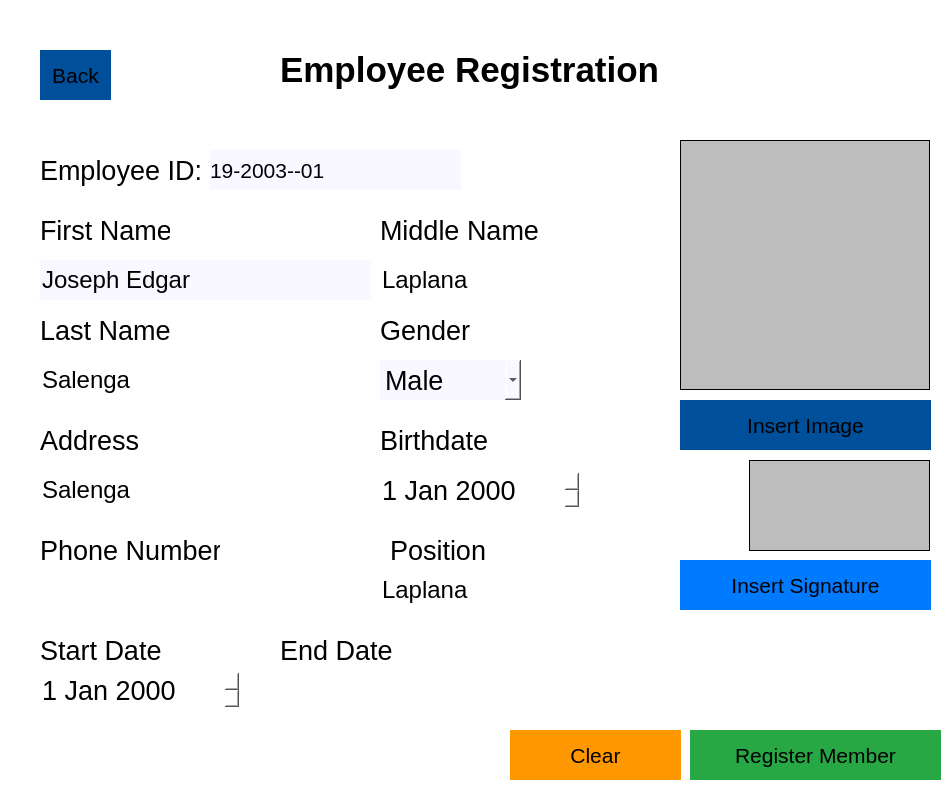
The window that ui/member_registration.ui (Annoying19/Software-Engineer) describes before a commit, drawn with Qt 5.
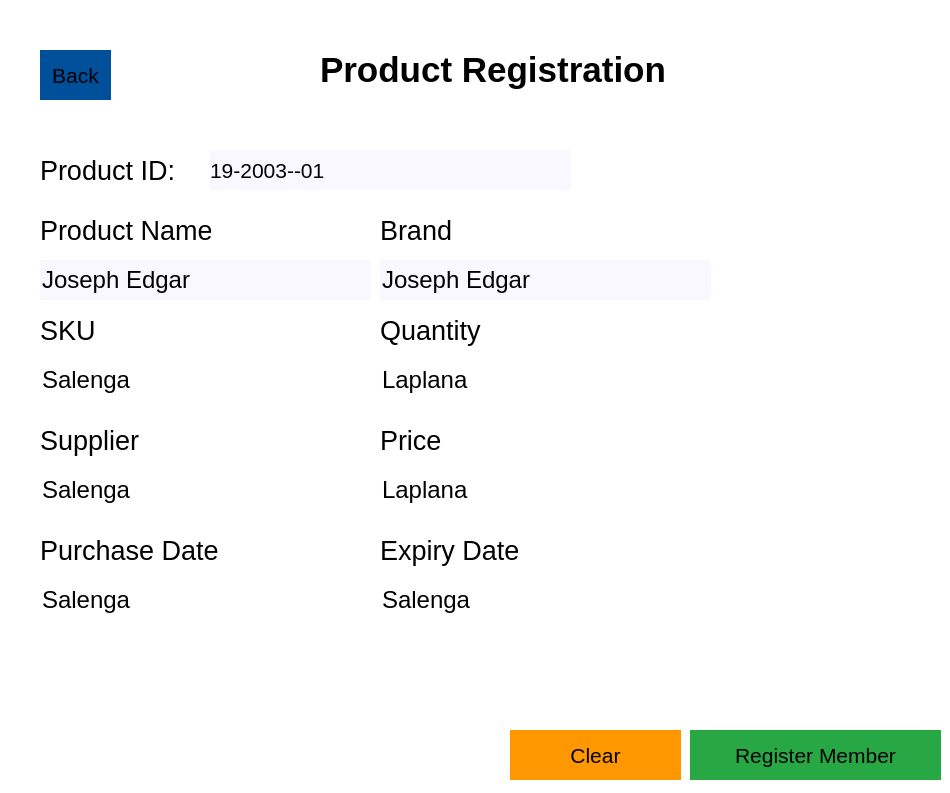
The same window after the commit.

What changed in the file:
```diff
--- a/ui/member_registration.ui
+++ b/ui/member_registration.ui
@@ -7,7 +7,7 @@
     <x>0</x>
     <y>0</y>
     <width>950</width>
-    <height>800</height>
+    <height>793</height>
    </rect>
   </property>
   <property name="font">
@@ -23,52 +23,12 @@
   <property name="styleSheet">
    <string notr="true">background-color: #FFFFFF; border-radius: px</string>
   </property>
-  <widget class="QLabel" name="label_4">
-   <property name="geometry">
-    <rect>
-     <x>680</x>
-     <y>140</y>
-     <width>250</width>
-     <height>250</height>
-    </rect>
-   </property>
-   <property name="styleSheet">
-    <string notr="true">border: 1px solid black; background-color: #BDBDBD</string>
-   </property>
-   <property name="text">
-    <string/>
-   </property>
-  </widget>
-  <widget class="QPushButton" name="insert_image_button">
-   <property name="geometry">
-    <rect>
-     <x>680</x>
-     <y>400</y>
-     <width>251</width>
-     <height>50</height>
-    </rect>
-   </property>
-   <property name="font">
-    <font>
-     <pointsize>16</pointsize>
-     <weight>50</weight>
-     <bold>false</bold>
-     <kerning>true</kerning>
-    </font>
-   </property>
-   <property name="styleSheet">
-    <string notr="true">background-color: #004F9A</string>
-   </property>
-   <property name="text">
-    <string>Insert Image</string>
-   </property>
-  </widget>
   <widget class="QLabel" name="label_8">
    <property name="geometry">
     <rect>
      <x>40</x>
      <y>210</y>
-     <width>130</width>
+     <width>171</width>
      <height>40</height>
     </rect>
    </property>
@@ -80,77 +40,7 @@
     </font>
    </property>
    <property name="text">
-    <string>First Name</string>
-   </property>
-  </widget>
-  <widget class="QComboBox" name="comboBox_2">
-   <property name="geometry">
-    <rect>
-     <x>380</x>
-     <y>360</y>
-     <width>141</width>
-     <height>40</height>
-    </rect>
-   </property>
-   <property name="font">
-    <font>
-     <pointsize>20</pointsize>
-     <weight>50</weight>
-     <bold>false</bold>
-    </font>
-   </property>
-   <property name="styleSheet">
-    <string notr="true">background-color: #F9F7FF</string>
-   </property>
-   <item>
-    <property name="text">
-     <string>Male</string>
-    </property>
-   </item>
-   <item>
-    <property name="text">
-     <string>Female</string>
-    </property>
-   </item>
-  </widget>
-  <widget class="QPushButton" name="insert_image_button_2">
-   <property name="geometry">
-    <rect>
-     <x>680</x>
-     <y>560</y>
-     <width>251</width>
-     <height>50</height>
-    </rect>
-   </property>
-   <property name="font">
-    <font>
-     <pointsize>16</pointsize>
-     <weight>50</weight>
-     <bold>false</bold>
-     <kerning>true</kerning>
-    </font>
-   </property>
-   <property name="styleSheet">
-    <string notr="true">background-color: #007bff</string>
-   </property>
-   <property name="text">
-    <string>Insert Signature</string>
-   </property>
-  </widget>
-  <widget class="QLabel" name="label_13">
-   <property name="geometry">
-    <rect>
-     <x>749</x>
-     <y>460</y>
-     <width>181</width>
-     <height>91</height>
-    </rect>
-   </property>
-   <property name="styleSheet">
-    <string notr="true">border: 1px solid black; background-color: #BDBDBD</string>
-   </property>
-   <property name="text">
-    <string/>
+    <string>Product Name</string>
    </property>
   </widget>
   <widget class="QPushButton" name="insert_image_button_3">
@@ -224,28 +114,11 @@
     <string>Joseph Edgar</string>
    </property>
   </widget>
-  <widget class="QDateEdit" name="dateEdit_6">
-   <property name="geometry">
-    <rect>
-     <x>380</x>
-     <y>470</y>
-     <width>200</width>
-     <height>40</height>
-    </rect>
-   </property>
-   <property name="font">
-    <font>
-     <pointsize>20</pointsize>
-     <weight>50</weight>
-     <bold>false</bold>
-    </font>
-   </property>
-  </widget>
   <widget class="QLabel" name="label_10">
    <property name="geometry">
     <rect>
      <x>380</x>
-     <y>210</y>
+     <y>420</y>
      <width>160</width>
      <height>40</height>
     </rect>
@@ -258,15 +131,15 @@
     </font>
    </property>
    <property name="text">
-    <string>Middle Name</string>
+    <string>Price</string>
    </property>
   </widget>
   <widget class="QLineEdit" name="lineEdit_5">
    <property name="geometry">
     <rect>
      <x>380</x>
-     <y>260</y>
-     <width>281</width>
+     <y>470</y>
+     <width>200</width>
      <height>40</height>
     </rect>
    </property>
@@ -284,9 +157,9 @@
   <widget class="QLabel" name="label_12">
    <property name="geometry">
     <rect>
-     <x>280</x>
+     <x>320</x>
      <y>50</y>
-     <width>401</width>
+     <width>371</width>
      <height>40</height>
     </rect>
    </property>
@@ -302,7 +175,7 @@
     <string notr="true">font: bold</string>
    </property>
    <property name="text">
-    <string>Employee Registration</string>
+    <string>Product Registration</string>
    </property>
   </widget>
   <widget class="QLabel" name="label_14">
@@ -322,7 +195,7 @@
     </font>
    </property>
    <property name="text">
-    <string>Last Name</string>
+    <string>SKU</string>
    </property>
   </widget>
   <widget class="QLineEdit" name="lineEdit_6">
@@ -362,27 +235,7 @@
     </font>
    </property>
    <property name="text">
-    <string>Gender</string>
-   </property>
-  </widget>
-  <widget class="QLabel" name="label_16">
-   <property name="geometry">
-    <rect>
-     <x>380</x>
-     <y>420</y>
-     <width>130</width>
-     <height>40</height>
-    </rect>
-   </property>
-   <property name="font">
-    <font>
-     <pointsize>20</pointsize>
-     <weight>50</weight>
-     <bold>false</bold>
-    </font>
-   </property>
-   <property name="text">
-    <string>Birthdate</string>
+    <string>Quantity</string>
    </property>
   </widget>
   <widget class="QLabel" name="label_17">
@@ -402,104 +255,7 @@
     </font>
    </property>
    <property name="text">
-    <string>Phone Number</string>
-   </property>
-  </widget>
-  <widget class="QLineEdit" name="lineEdit_7">
-   <property name="geometry">
-    <rect>
-     <x>40</x>
-     <y>570</y>
-     <width>330</width>
-     <height>40</height>
-    </rect>
-   </property>
-   <property name="font">
-    <font>
-     <pointsize>18</pointsize>
-     <weight>50</weight>
-     <bold>false</bold>
-    </font>
-   </property>
-   <property name="text">
-    <string/>
-   </property>
-  </widget>
-  <widget class="QLabel" name="label_18">
-   <property name="geometry">
-    <rect>
-     <x>390</x>
-     <y>530</y>
-     <width>210</width>
-     <height>40</height>
-    </rect>
-   </property>
-   <property name="font">
-    <font>
-     <pointsize>20</pointsize>
-     <weight>50</weight>
-     <bold>false</bold>
-    </font>
-   </property>
-   <property name="text">
-    <string>Position</string>
-   </property>
-  </widget>
-  <widget class="QLabel" name="label_19">
-   <property name="geometry">
-    <rect>
-     <x>40</x>
-     <y>630</y>
-     <width>180</width>
-     <height>40</height>
-    </rect>
-   </property>
-   <property name="font">
-    <font>
-     <pointsize>20</pointsize>
-     <weight>50</weight>
-     <bold>false</bold>
-    </font>
-   </property>
-   <property name="text">
-    <string>Start Date</string>
-   </property>
-  </widget>
-  <widget class="QDateEdit" name="dateEdit_7">
-   <property name="geometry">
-    <rect>
-     <x>40</x>
-     <y>670</y>
-     <width>200</width>
-     <height>40</height>
-    </rect>
-   </property>
-   <property name="font">
-    <font>
-     <pointsize>20</pointsize>
-     <weight>50</weight>
-     <bold>false</bold>
-    </font>
-   </property>
-  </widget>
-  <widget class="QLabel" name="label_20">
-   <property name="geometry">
-    <rect>
-     <x>280</x>
-     <y>630</y>
-     <width>180</width>
-     <height>40</height>
-    </rect>
-   </property>
-   <property name="font">
-    <font>
-     <pointsize>20</pointsize>
-     <weight>50</weight>
-     <bold>false</bold>
-    </font>
-   </property>
-   <property name="text">
-    <string>End Date</string>
+    <string>Purchase Date</string>
    </property>
   </widget>
   <widget class="QLabel" name="label_9">
@@ -519,7 +275,7 @@
     </font>
    </property>
    <property name="text">
-    <string>Employee ID:</string>
+    <string>Product ID:</string>
    </property>
   </widget>
   <widget class="QLabel" name="label_11">
@@ -527,7 +283,7 @@
     <rect>
      <x>210</x>
      <y>150</y>
-     <width>251</width>
+     <width>361</width>
      <height>40</height>
     </rect>
    </property>
@@ -586,7 +342,7 @@
     </font>
    </property>
    <property name="text">
-    <string>Address</string>
+    <string>Supplier</string>
    </property>
   </widget>
   <widget class="QLineEdit" name="lineEdit_8">
@@ -613,8 +369,8 @@
    <property name="geometry">
     <rect>
      <x>380</x>
-     <y>570</y>
-     <width>281</width>
+     <y>360</y>
+     <width>200</width>
      <height>40</height>
     </rect>
    </property>
@@ -629,6 +385,109 @@
     <string>Laplana</string>
    </property>
   </widget>
+  <widget class="QLabel" name="label_18">
+   <property name="geometry">
+    <rect>
+     <x>380</x>
+     <y>530</y>
+     <width>180</width>
+     <height>40</height>
+    </rect>
+   </property>
+   <property name="font">
+    <font>
+     <pointsize>20</pointsize>
+     <weight>50</weight>
+     <bold>false</bold>
+    </font>
+   </property>
+   <property name="text">
+    <string>Expiry Date</string>
+   </property>
+  </widget>
+  <widget class="QLabel" name="label_13">
+   <property name="geometry">
+    <rect>
+     <x>380</x>
+     <y>210</y>
+     <width>171</width>
+     <height>40</height>
+    </rect>
+   </property>
+   <property name="font">
+    <font>
+     <pointsize>20</pointsize>
+     <weight>50</weight>
+     <bold>false</bold>
+    </font>
+   </property>
+   <property name="text">
+    <string>Brand</string>
+   </property>
+  </widget>
+  <widget class="QLineEdit" name="lineEdit_10">
+   <property name="geometry">
+    <rect>
+     <x>380</x>
+     <y>260</y>
+     <width>331</width>
+     <height>40</height>
+    </rect>
+   </property>
+   <property name="font">
+    <font>
+     <pointsize>18</pointsize>
+     <weight>50</weight>
+     <bold>false</bold>
+    </font>
+   </property>
+   <property name="styleSheet">
+    <string notr="true">background-color: #F9F7FF</string>
+   </property>
+   <property name="text">
+    <string>Joseph Edgar</string>
+   </property>
+  </widget>
+  <widget class="QLineEdit" name="lineEdit_11">
+   <property name="geometry">
+    <rect>
+     <x>40</x>
+     <y>580</y>
+     <width>231</width>
+     <height>40</height>
+    </rect>
+   </property>
+   <property name="font">
+    <font>
+     <pointsize>18</pointsize>
+     <weight>50</weight>
+     <bold>false</bold>
+    </font>
+   </property>
+   <property name="text">
+    <string>Salenga</string>
+   </property>
+  </widget>
+  <widget class="QLineEdit" name="lineEdit_12">
+   <property name="geometry">
+    <rect>
+     <x>380</x>
+     <y>580</y>
+     <width>231</width>
+     <height>40</height>
+    </rect>
+   </property>
+   <property name="font">
+    <font>
+     <pointsize>18</pointsize>
+     <weight>50</weight>
+     <bold>false</bold>
+    </font>
+   </property>
+   <property name="text">
+    <string>Salenga</string>
+   </property>
+  </widget>
  </widget>
  <resources/>
  <connections/>
```
